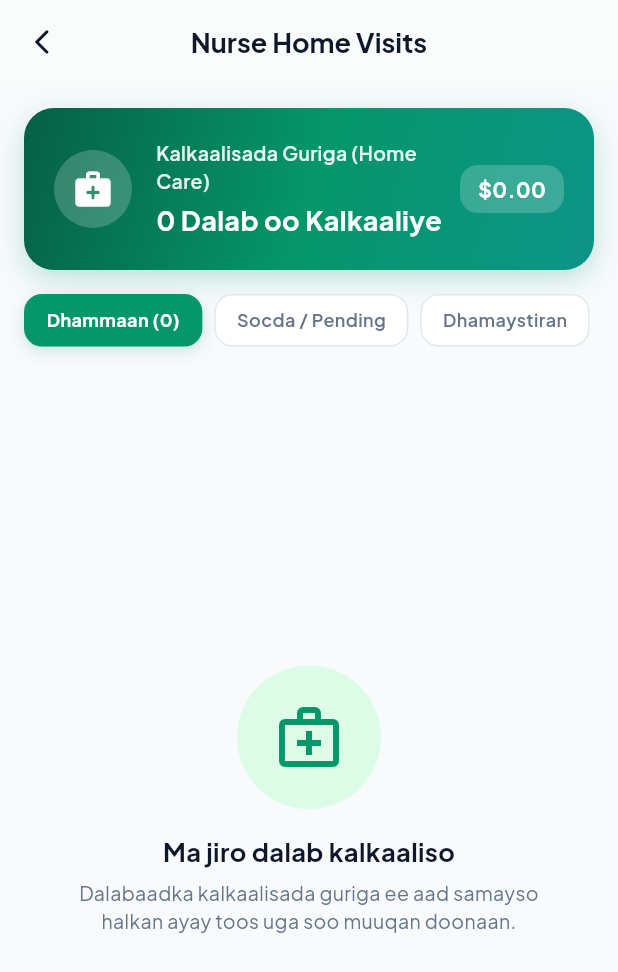
After one commit to caaqilbeene/Hospital-App, a Flutter app: the NurseOrdersScreen screen opened directly, on a phone screen of 412 x 824 dp. The commit adds this screen. Shown: the top 972 px of the screen. Run offline on Flutter 3.47's test engine with Material 3 defaults, Android fonts, the phone set to English and light mode, and no system bars; our stand-ins replace cloud_firestore, file_picker, firebase_auth, firebase_core, firebase_messaging, flutter_local_notifications and 6 more; missing offline and left inert: dart:html, dart:js, mailer; accounts and stored records are empty.

Commit message:
feat: separate doctor appointments and nurse home care visits into dedicated distinct screens

```diff
--- /dev/null
+++ b/lib/screens/patient/nurse_orders_screen.dart
@@ -0,0 +1,503 @@
+import 'package:flutter/material.dart';
+import 'package:google_fonts/google_fonts.dart';
+import 'package:provider/provider.dart';
+import '../../config/app_theme.dart';
+import '../../models/appointment_model.dart';
+import '../../services/app_state.dart';
+
+class NurseOrdersScreen extends StatefulWidget {
+  const NurseOrdersScreen({super.key});
+
+  @override
+  State<NurseOrdersScreen> createState() => _NurseOrdersScreenState();
+}
+
+class _NurseOrdersScreenState extends State<NurseOrdersScreen> {
+  String _selectedFilter = 'All'; // 'All', 'Pending', 'Completed'
+
+  @override
+  void initState() {
+    super.initState();
+    WidgetsBinding.instance.addPostFrameCallback((_) {
+      context.read<AppState>().fetchAppointmentsAndNurseOrders();
+    });
+  }
+
+  bool _isNurseItem(AppointmentModel apt) {
+    final docId = apt.doctorId.toLowerCase();
+    final docSpec = apt.doctorSpecialty.toLowerCase();
+    final docName = apt.doctorName.toLowerCase();
+    final aptType = apt.appointmentType.toLowerCase();
+    return docId.startsWith('nurse') ||
+        docSpec.contains('home care') ||
+        docName.contains('nurse') ||
+        aptType.contains('home care');
+  }
+
+  DateTime _parseDateSafe(String raw) {
+    if (raw.trim().isEmpty) return DateTime.fromMillisecondsSinceEpoch(0);
+    final dt = DateTime.tryParse(raw.trim());
+    if (dt != null) return dt;
+    final intVal = int.tryParse(raw.trim());
+    if (intVal != null) return DateTime.fromMillisecondsSinceEpoch(intVal);
+    return DateTime.fromMillisecondsSinceEpoch(0);
+  }
+
+  @override
+  Widget build(BuildContext context) {
+    final appState = context.watch<AppState>();
+    final allAppointments = appState.appointments;
+
+    // Filter only Nurse Home Care visits
+    final nurseVisits = allAppointments.where(_isNurseItem).toList()
+      ..sort((a, b) => _parseDateSafe(b.createdAt).compareTo(_parseDateSafe(a.createdAt)));
+
+    final List<AppointmentModel> displayedVisits;
+    if (_selectedFilter == 'Pending') {
+      displayedVisits = nurseVisits.where((v) => v.status.toLowerCase() != 'completed' && v.status.toLowerCase() != 'cancelled').toList();
+    } else if (_selectedFilter == 'Completed') {
+      displayedVisits = nurseVisits.where((v) => v.status.toLowerCase() == 'completed').toList();
+    } else {
+      displayedVisits = nurseVisits;
+    }
+
+    final totalSpent = nurseVisits.fold<double>(0.0, (sum, v) => sum + v.amount);
+
+    return Scaffold(
+      backgroundColor: const Color(0xFFF8FAFC),
+      appBar: AppBar(
+        backgroundColor: Colors.white,
+        elevation: 0.5,
+        leading: IconButton(
+          icon: const Icon(Icons.arrow_back_ios_new_rounded, color: Color(0xFF0F172A), size: 20),
+          onPressed: () => Navigator.pop(context),
+        ),
+        title: Text(
+          'Nurse Home Visits',
+          style: GoogleFonts.plusJakartaSans(
+            color: const Color(0xFF0F172A),
+            fontWeight: FontWeight.bold,
+            fontSize: 18,
+          ),
+        ),
+        centerTitle: true,
+      ),
+      body: SafeArea(
+        child: RefreshIndicator(
+          color: const Color(0xFF059669),
+          onRefresh: () async {
+            await context.read<AppState>().fetchAppointmentsAndNurseOrders();
+          },
+          child: Column(
+            children: [
+              // 1. Header Overview Summary Card
+              Container(
+                margin: const EdgeInsets.fromLTRB(16, 16, 16, 12),
+                padding: const EdgeInsets.all(20),
+                decoration: BoxDecoration(
+                  gradient: const LinearGradient(
+                    colors: [Color(0xFF065F46), Color(0xFF059669), Color(0xFF0D9488)],
+                    begin: Alignment.topLeft,
+                    end: Alignment.bottomRight,
+                  ),
+                  borderRadius: BorderRadius.circular(20),
+                  boxShadow: [
+                    BoxShadow(
+                      color: const Color(0xFF059669).withValues(alpha: 0.25),
+                      blurRadius: 16,
+                      offset: const Offset(0, 6),
+                    ),
+                  ],
+                ),
+                child: Row(
+                  children: [
+                    Container(
+                      padding: const EdgeInsets.all(12),
+                      decoration: BoxDecoration(
+                        color: Colors.white.withValues(alpha: 0.2),
+                        shape: BoxShape.circle,
+                      ),
+                      child: const Icon(Icons.medical_services_rounded, color: Colors.white, size: 28),
+                    ),
+                    const SizedBox(width: 16),
+                    Expanded(
+                      child: Column(
+                        crossAxisAlignment: CrossAxisAlignment.start,
+                        children: [
+                          Text(
+                            'Kalkaalisada Guriga (Home Care)',
+                            style: GoogleFonts.plusJakartaSans(
+                              color: Colors.white.withValues(alpha: 0.9),
+                              fontSize: 13,
+                              fontWeight: FontWeight.w600,
+                            ),
+                          ),
+                          const SizedBox(height: 4),
+                          Text(
+                            '${nurseVisits.length} Dalab oo Kalkaaliye',
+                            style: GoogleFonts.plusJakartaSans(
+                              color: Colors.white,
+                              fontSize: 18,
+                              fontWeight: FontWeight.bold,
+                            ),
+                          ),
+                        ],
+                      ),
+                    ),
+                    Container(
+                      padding: const EdgeInsets.symmetric(horizontal: 12, vertical: 6),
+                      decoration: BoxDecoration(
+                        color: Colors.white.withValues(alpha: 0.2),
+                        borderRadius: BorderRadius.circular(12),
+                      ),
+                      child: Text(
+                        '\$${totalSpent.toStringAsFixed(2)}',
+                        style: GoogleFonts.plusJakartaSans(
+                          color: Colors.white,
+                          fontWeight: FontWeight.bold,
+                          fontSize: 14,
+                        ),
+                      ),
+                    ),
+                  ],
+                ),
+              ),
+
+              // 2. Filter Pills
+              Padding(
+                padding: const EdgeInsets.symmetric(horizontal: 16, vertical: 4),
+                child: Row(
+                  children: [
+                    _buildFilterChip('All', 'Dhammaan (${nurseVisits.length})'),
+                    const SizedBox(width: 8),
+                    _buildFilterChip('Pending', 'Socda / Pending'),
+                    const SizedBox(width: 8),
+                    _buildFilterChip('Completed', 'Dhamaystiran'),
+                  ],
+                ),
+              ),
+              const SizedBox(height: 8),
+
+              // 3. Nurse Visits List
+              Expanded(
+                child: displayedVisits.isEmpty
+                    ? _buildEmptyState()
+                    : ListView.separated(
+                        physics: const AlwaysScrollableScrollPhysics(),
+                        padding: const EdgeInsets.fromLTRB(16, 8, 16, 24),
+                        itemCount: displayedVisits.length,
+                        separatorBuilder: (_, _) => const SizedBox(height: 12),
+                        itemBuilder: (context, index) {
+                          final visit = displayedVisits[index];
+                          return _buildNurseVisitCard(context, visit);
+                        },
+                      ),
+              ),
+            ],
+          ),
+        ),
+      ),
+    );
+  }
+
+  Widget _buildFilterChip(String filterKey, String label) {
+    final isSelected = _selectedFilter == filterKey;
+    return GestureDetector(
+      onTap: () {
+        setState(() => _selectedFilter = filterKey);
+      },
+      child: AnimatedContainer(
+        duration: const Duration(milliseconds: 200),
+        padding: const EdgeInsets.symmetric(horizontal: 14, vertical: 8),
+        decoration: BoxDecoration(
+          color: isSelected ? const Color(0xFF059669) : Colors.white,
+          borderRadius: BorderRadius.circular(12),
+          border: Border.all(
+            color: isSelected ? const Color(0xFF059669) : const Color(0xFFE2E8F0),
+          ),
+          boxShadow: isSelected
+              ? [
+                  BoxShadow(
+                    color: const Color(0xFF059669).withValues(alpha: 0.2),
+                    blurRadius: 8,
+                    offset: const Offset(0, 3),
+                  ),
+                ]
+              : [],
+        ),
+        child: Text(
+          label,
+          style: GoogleFonts.plusJakartaSans(
+            fontSize: 12,
+            fontWeight: isSelected ? FontWeight.bold : FontWeight.w600,
+            color: isSelected ? Colors.white : const Color(0xFF64748B),
+          ),
+        ),
+      ),
+    );
+  }
+
+  Widget _buildNurseVisitCard(BuildContext context, AppointmentModel visit) {
+    final statusColor = _getStatusColor(visit.status);
+    final formattedStatus = _formatStatus(visit.status);
+
+    return Container(
+      decoration: BoxDecoration(
+        color: Colors.white,
+        borderRadius: BorderRadius.circular(16),
+        border: Border.all(color: const Color(0xFFE2E8F0)),
+        boxShadow: [
+          BoxShadow(
+            color: Colors.black.withValues(alpha: 0.02),
+            blurRadius: 10,
+            offset: const Offset(0, 4),
+          ),
+        ],
+      ),
+      child: Padding(
+        padding: const EdgeInsets.all(16),
+        child: Column(
+          crossAxisAlignment: CrossAxisAlignment.start,
+          children: [
+            // Top Row: Nurse details and Status Badge
+            Row(
+              children: [
+                ClipRRect(
+                  borderRadius: BorderRadius.circular(12),
+                  child: Image.network(
+                    visit.doctorImageUrl.isNotEmpty
+                        ? visit.doctorImageUrl
+                        : 'https://images.unsplash.com/photo-1559839734-2b71ea197ec2?w=500',
+                    width: 48,
+                    height: 48,
+                    fit: BoxFit.cover,
+                    errorBuilder: (_, _, _) => Container(
+                      width: 48,
+                      height: 48,
+                      color: const Color(0xFFDCFCE7),
+                      child: const Icon(Icons.person, color: Color(0xFF059669)),
+                    ),
+                  ),
+                ),
+                const SizedBox(width: 12),
+                Expanded(
+                  child: Column(
+                    crossAxisAlignment: CrossAxisAlignment.start,
+                    children: [
+                      Text(
+                        visit.doctorName,
+                        style: GoogleFonts.plusJakartaSans(
+                          fontWeight: FontWeight.bold,
+                          fontSize: 15,
+                          color: const Color(0xFF0F172A),
+                        ),
+                      ),
+                      const SizedBox(height: 2),
+                      Text(
+                        'Nasiib Home Care Nurse',
+                        style: GoogleFonts.plusJakartaSans(
+                          fontSize: 12,
+                          color: const Color(0xFF64748B),
+                        ),
+                      ),
+                    ],
+                  ),
+                ),
+                Container(
+                  padding: const EdgeInsets.symmetric(horizontal: 10, vertical: 4),
+                  decoration: BoxDecoration(
+                    color: statusColor.withValues(alpha: 0.12),
+                    borderRadius: BorderRadius.circular(8),
+                  ),
+                  child: Text(
+                    formattedStatus,
+                    style: GoogleFonts.plusJakartaSans(
+                      fontSize: 12,
+                      fontWeight: FontWeight.bold,
+                      color: statusColor,
+                    ),
+                  ),
+                ),
+              ],
+            ),
+            const Divider(height: 24, color: Color(0xFFF1F5F9)),
+
+            // Service details
+            _buildDetailRow(
+              icon: Icons.tag_rounded,
+              title: 'Ref Number',
+              value: visit.referenceId,
+              valueColor: const Color(0xFF059669),
+              isBold: true,
+            ),
+            const SizedBox(height: 8),
+            _buildDetailRow(
+              icon: Icons.person_outline_rounded,
+              title: 'Bukaanka',
+              value: '${visit.patientName} (${visit.patientPhone})',
+            ),
+            const SizedBox(height: 8),
+            _buildDetailRow(
+              icon: Icons.location_on_outlined,
+              title: 'Goobta / Cinwaanka',
+              value: visit.reasonForVisit.replaceAll('Nurse Request: ', '').replaceAll('Delivery: ', ''),
+            ),
+            const SizedBox(height: 8),
+            _buildDetailRow(
+              icon: Icons.payment_rounded,
+              title: 'Lacagta & Qaabka',
+              value: '\$${visit.amount.toStringAsFixed(2)} • ${visit.paymentMethod}',
+            ),
+            const SizedBox(height: 12),
+
+            // Action Row: Cancel / Delete & Call Support
+            Row(
+              mainAxisAlignment: MainAxisAlignment.end,
+              children: [
+                TextButton.icon(
+                  onPressed: () {
+                    _showDeleteConfirmDialog(context, visit.id);
+                  },
+                  icon: const Icon(Icons.delete_outline_rounded, size: 16, color: Color(0xFFEF4444)),
+                  label: Text(
+                    'Tirtir',
+                    style: GoogleFonts.plusJakartaSans(
+                      fontSize: 12,
+                      fontWeight: FontWeight.w600,
+                      color: const Color(0xFFEF4444),
+                    ),
+                  ),
+                ),
+              ],
+            ),
+          ],
+        ),
+      ),
+    );
+  }
+
+  Widget _buildDetailRow({
+    required IconData icon,
+    required String title,
+    required String value,
+    Color? valueColor,
+    bool isBold = false,
+  }) {
+    return Row(
+      crossAxisAlignment: CrossAxisAlignment.start,
+      children: [
+        Icon(icon, size: 16, color: const Color(0xFF94A3B8)),
+        const SizedBox(width: 8),
+        Text(
+          '$title: ',
+          style: GoogleFonts.plusJakartaSans(
+            fontSize: 12,
+            color: const Color(0xFF64748B),
+            fontWeight: FontWeight.w500,
+          ),
+        ),
+        Expanded(
+          child: Text(
+            value,
+            style: GoogleFonts.plusJakartaSans(
+              fontSize: 12,
+              color: valueColor ?? const Color(0xFF1E293B),
+              fontWeight: isBold ? FontWeight.bold : FontWeight.w600,
+            ),
+          ),
+        ),
+      ],
+    );
+  }
+
+  Color _getStatusColor(String status) {
+    final s = status.toLowerCase();
+    if (s.contains('completed') || s.contains('arrived')) return const Color(0xFF10B981);
+    if (s.contains('cancel')) return const Color(0xFFEF4444);
+    if (s.contains('dispatched') || s.contains('confirmed')) return const Color(0xFF0284C7);
+    return const Color(0xFFF59E0B); // Pending / Yellow
+  }
+
+  String _formatStatus(String status) {
+    final s = status.toLowerCase();
+    if (s == 'pending') return 'Socda (Pending)';
+    if (s == 'completed') return 'Dhamaystiran';
+    if (s == 'cancelled') return 'La Kansalay';
+    if (s == 'dispatched') return 'Waa lasoo diray';
+    if (s == 'confirmed') return 'La Aqbalay';
+    return status;
+  }
+
+  void _showDeleteConfirmDialog(BuildContext context, String id) {
+    showDialog(
+      context: context,
+      builder: (ctx) => AlertDialog(
+        title: Text(
+          'Ma hubtaa inaad tirtirto?',
+          style: GoogleFonts.plusJakartaSans(fontWeight: FontWeight.bold),
+        ),
+        content: Text(
+          'Dalabkan kalkaalisada waxaa laga saari doonaa taariikhdaada.',
+          style: GoogleFonts.plusJakartaSans(),
+        ),
+        actions: [
+          TextButton(
+            onPressed: () => Navigator.pop(ctx),
+            child: const Text('Maya'),
+          ),
+          ElevatedButton(
+            onPressed: () {
+              Navigator.pop(ctx);
+              context.read<AppState>().deleteAppointment(id);
+            },
+            style: ElevatedButton.styleFrom(backgroundColor: const Color(0xFFEF4444)),
+            child: const Text('Haa, Tirtir', style: TextStyle(color: Colors.white)),
+          ),
+        ],
+      ),
+    );
+  }
+
+  Widget _buildEmptyState() {
+    return Center(
+      child: Padding(
+        padding: const EdgeInsets.symmetric(horizontal: 32),
+        child: Column(
+          mainAxisAlignment: MainAxisAlignment.center,
+          children: [
+            Container(
+              padding: const EdgeInsets.all(24),
+              decoration: const BoxDecoration(
+                color: Color(0xFFDCFCE7),
+                shape: BoxShape.circle,
+              ),
+              child: const Icon(
+                Icons.medical_services_outlined,
+                color: Color(0xFF059669),
+                size: 48,
+              ),
+            ),
+            const SizedBox(height: 16),
+            Text(
+              'Ma jiro dalab kalkaaliso',
+              style: GoogleFonts.plusJakartaSans(
+                fontSize: 17,
+                fontWeight: FontWeight.bold,
+                color: const Color(0xFF0F172A),
+              ),
+            ),
+            const SizedBox(height: 6),
+            Text(
+              'Dalabaadka kalkaalisada guriga ee aad samayso halkan ayay toos uga soo muuqan doonaan.',
+              textAlign: TextAlign.center,
+              style: GoogleFonts.plusJakartaSans(
+                fontSize: 13,
+                color: const Color(0xFF64748B),
+              ),
+            ),
+          ],
+        ),
+      ),
+    );
+  }
+}
```
Also changed, not shown: lib/screens/patient/appointment_history_screen.dart (+21 -23 lines), lib/screens/patient/payment_screen.dart (+73 -1 lines), lib/screens/patient/profile_screen.dart (+18 -2 lines), 1 other file.
